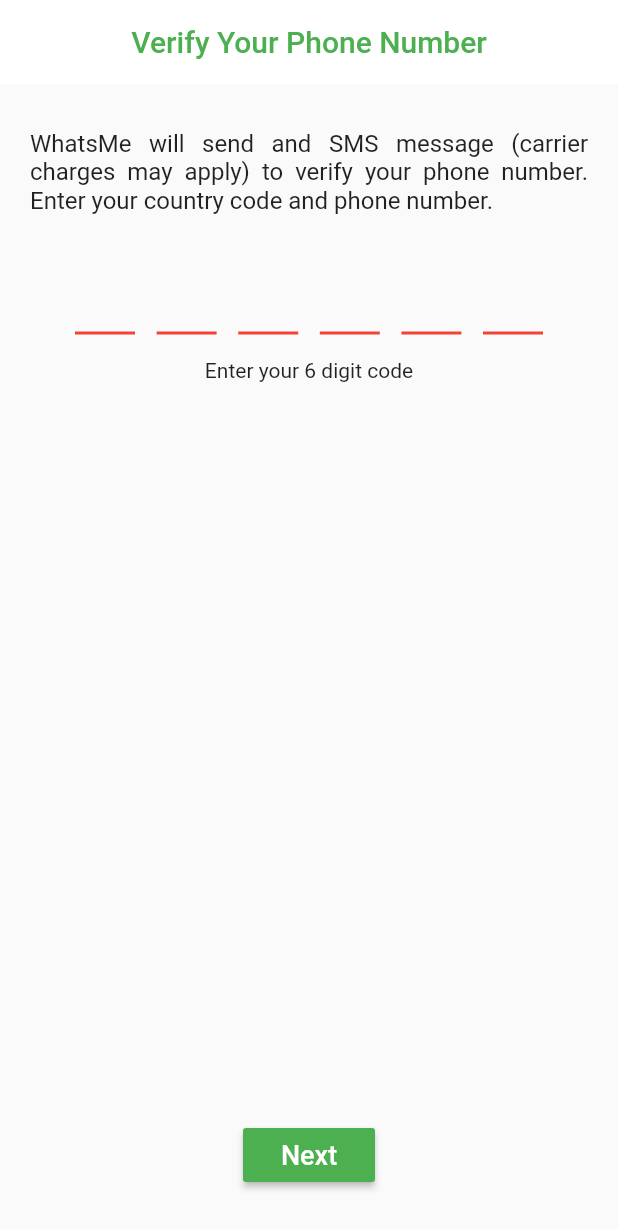
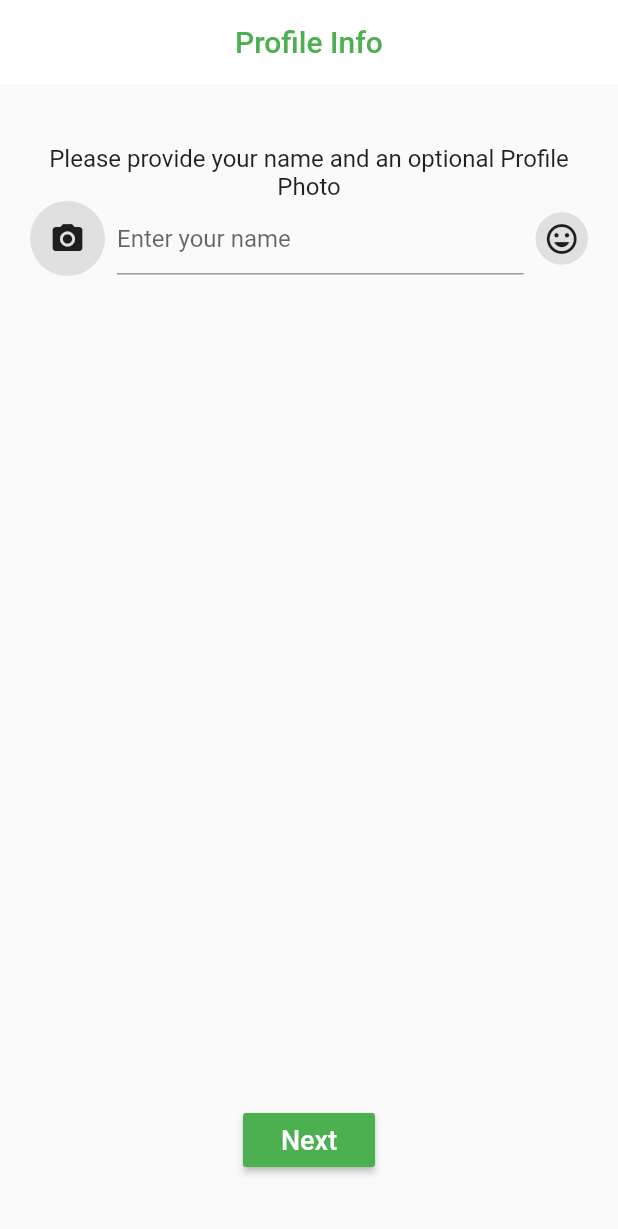
Before and after one commit to ardi27/WhatsMe, a Flutter app: the PhoneVerificationPages screen opened directly, after a tap on "Next", on a phone screen of 412 x 824 dp. Shown: the top 1229 px of the screen. Run offline on Flutter 3.47's test engine with Material 2 defaults, Android fonts, the phone set to English and light mode, and no system bars; drawn by our look-alikes of pin_code_fields; missing offline and left inert: country_pickers.

Commit message:
done init profile page

```diff
--- a/lib/presentation/pages/phone_verification_pages.dart
+++ b/lib/presentation/pages/phone_verification_pages.dart
@@ -1,5 +1,6 @@
 import 'package:flutter/material.dart';
 import 'package:pin_code_fields/pin_code_fields.dart';
+import 'package:whatsme/presentation/pages/set_intial_profile_pages.dart';
 import 'package:whatsme/presentation/widgets/theme/String.dart';
 import 'package:whatsme/presentation/widgets/theme/style.dart';
 
@@ -41,7 +42,7 @@ class _PhoneVerificationPagesState extends State<PhoneVerificationPages> {
                 child: MaterialButton(
                   color:greenColor,
                   onPressed: (){
-                    // Navigator.push(context, MaterialPageRoute(builder: (_)=>PhoneVerificationPages()));
+                     Navigator.push(context, MaterialPageRoute(builder: (_)=>SetInitialProfilePages()));
                   },
                   child: Text("Next",style: TextStyle(fontSize: 18,color: Colors.white),),
                 ),
@@ -63,6 +64,7 @@ class _PhoneVerificationPagesState extends State<PhoneVerificationPages> {
             length: 6,
             backgroundColor: Colors.transparent,
             obsecureText: true,
+            textInputType: TextInputType.number,
             onChanged: (value){
               print(value);
             },
--- /dev/null
+++ b/lib/presentation/pages/set_intial_profile_pages.dart
@@ -0,0 +1,96 @@
+import 'package:flutter/material.dart';
+import 'package:whatsme/presentation/widgets/theme/String.dart';
+import 'package:whatsme/presentation/widgets/theme/style.dart';
+
+class SetInitialProfilePages extends StatefulWidget {
+  @override
+  _SetInitialProfilePagesState createState() => _SetInitialProfilePagesState();
+}
+
+class _SetInitialProfilePagesState extends State<SetInitialProfilePages> {
+  TextEditingController _nameController=TextEditingController();
+  @override
+  void dispose() {
+    _nameController.dispose();
+    super.dispose();
+  }
+  @override
+  Widget build(BuildContext context) {
+    return Scaffold(
+      appBar: AppBar(
+        backgroundColor: Colors.white,
+        title: Text(
+          "Profile Info",
+          style: TextStyle(color: greenColor),
+        ),
+        centerTitle: true,
+        elevation: 0,
+      ),
+      body: Container(
+        margin: EdgeInsets.symmetric(horizontal: 20, vertical: 40),
+        child: Column(
+          children: [
+            Text(
+              profileText,
+              style: TextStyle(fontSize: 16),
+              textAlign: TextAlign.center,
+            ),
+            _rowWidget(),
+            Expanded(
+              child: Align(
+                alignment: Alignment.bottomCenter,
+                child: MaterialButton(
+                  color: greenColor,
+                  onPressed: () {
+                    // Navigator.push(context, MaterialPageRoute(builder: (_)=>PhoneVerificationPages()));
+                  },
+                  child: Text(
+                    "Next",
+                    style: TextStyle(fontSize: 18, color: Colors.white),
+                  ),
+                ),
+              ),
+            )
+          ],
+        ),
+      ),
+    );
+  }
+
+  Widget _rowWidget() {
+    return Container(
+      child: Row(
+        children: [
+          Container(
+            width: 50,
+            height: 50,
+            decoration: BoxDecoration(
+                color: textIconColorGrey,
+                borderRadius: BorderRadius.circular(25)),
+            child: Icon(Icons.camera_alt),
+          ),
+          SizedBox(
+            width: 8,
+          ),
+          Expanded(
+            child: TextField(
+              controller: _nameController,
+              decoration: InputDecoration(hintText: "Enter your name"),
+            ),
+          ),
+          SizedBox(
+            width: 8,
+          ),
+          Container(
+            width: 35,
+            height: 35,
+            decoration: BoxDecoration(
+                color: textIconColorGrey,
+                borderRadius: BorderRadius.circular(25)),
+            child: Icon(Icons.insert_emoticon),
+          )
+        ],
+      ),
+    );
+  }
+}
--- a/lib/presentation/widgets/theme/String.dart
+++ b/lib/presentation/widgets/theme/String.dart
@@ -1,2 +1,3 @@
 const welcomeText="WhatsMe will send and SMS message (carrier charges may apply) to verify your phone number. Enter your country code and phone number.";
 const policyText="Read our Privacy Policy Tap, 'Agree and Continue' to Accept the Terms of Service";
+const profileText="Please provide your name and an optional Profile Photo";
```
